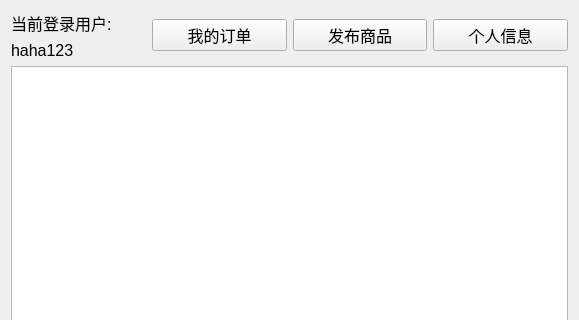
First picture: the form in Source/menuwidget.ui, repository xzajyjs/QT-Trading_SYS, before the edit; both pictures show x 0 to 579 and y 0 to 320 of the 579 by 576 pixel window.
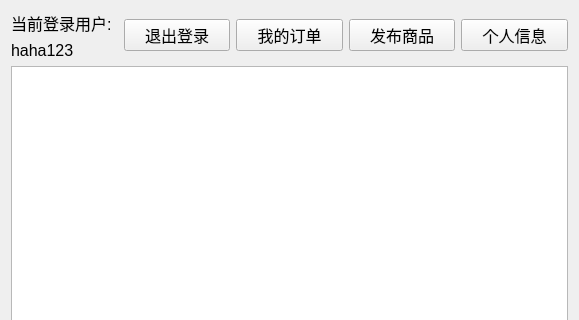
Second picture: the form after the edit.

The edit to the form file:
```diff
--- a/Source/menuwidget.ui
+++ b/Source/menuwidget.ui
@@ -57,6 +57,13 @@
        </item>
       </layout>
      </item>
+     <item>
+      <widget class="QPushButton" name="pushButton">
+       <property name="text">
+        <string>退出登录</string>
+       </property>
+      </widget>
+     </item>
      <item>
       <widget class="QPushButton" name="myOrderButton">
        <property name="text">
```
